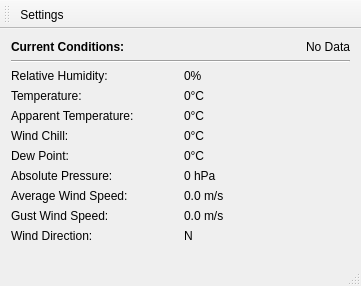
This is desktop/mainwindow.ui in davidrg/zxweather as Qt 5 draws it before an edit. The edited form follows.
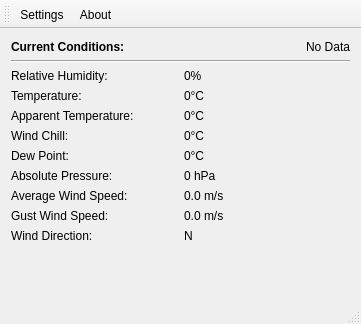
This is the edited form. Icons and pictures are not drawn.

Commit message: About dialog.

The edit to the form file:
```diff
--- a/desktop/mainwindow.ui
+++ b/desktop/mainwindow.ui
@@ -7,7 +7,7 @@
     <x>0</x>
     <y>0</y>
     <width>361</width>
-    <height>286</height>
+    <height>324</height>
    </rect>
   </property>
   <property name="sizePolicy">
@@ -221,6 +221,7 @@
     <bool>false</bool>
    </attribute>
    <addaction name="actionSettings"/>
+   <addaction name="actionAbout"/>
   </widget>
   <widget class="QStatusBar" name="statusBar"/>
   <action name="actionSettings">
@@ -232,6 +233,15 @@
     <string>Settings</string>
    </property>
   </action>
+  <action name="actionAbout">
+   <property name="icon">
+    <iconset resource="resources.qrc">
+     <normaloff>:/icons/resources/information.png</normaloff>:/icons/resources/information.png</iconset>
+   </property>
+   <property name="text">
+    <string>About</string>
+   </property>
+  </action>
  </widget>
  <layoutdefault spacing="6" margin="11"/>
  <resources>
```
The commit also changes 8 other files.
